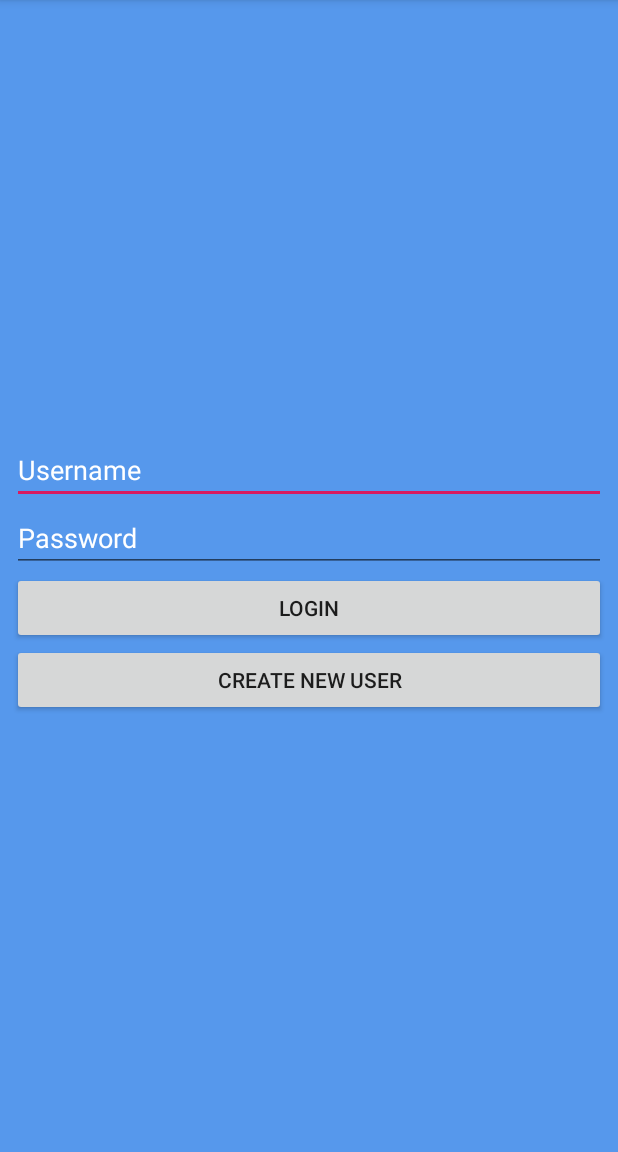
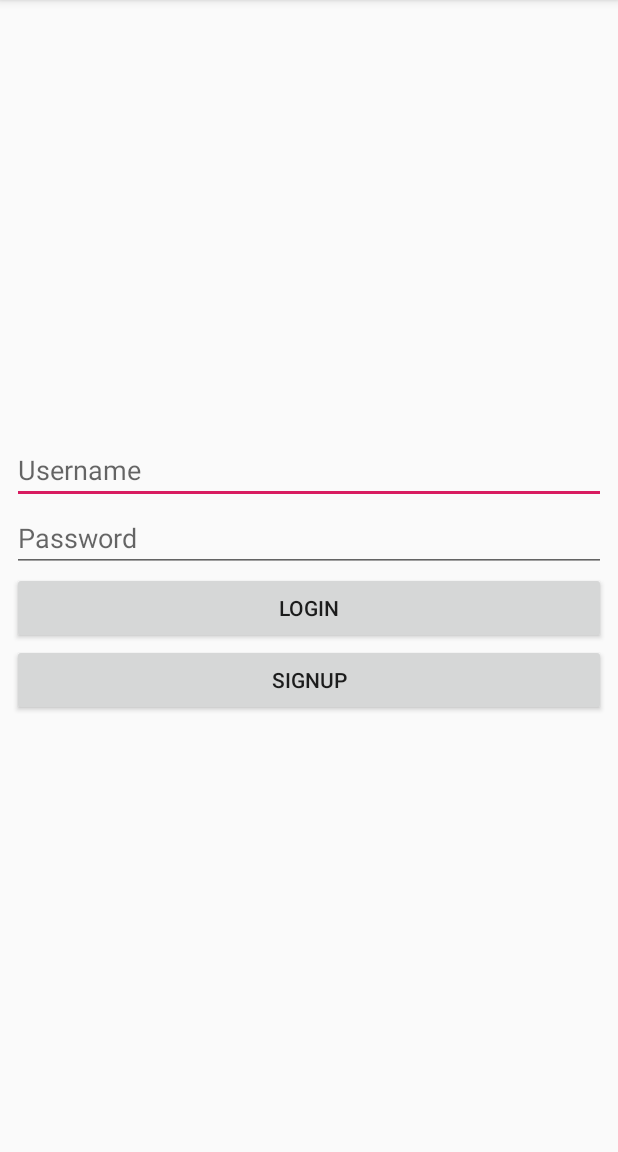
Before and after one commit to parashghale/HostelApp, an Android app: the screen it shows after launch (MainActivity), on a phone screen of 412 x 824 dp, the part 84-1236 px from its top. Run offline under Robolectric (Android 15) with nearby library versions, the phone set to English and light mode, and no system bars; our stand-ins replace Firebase (no records; nobody signed in at launch, a user with empty details on screens opened directly); 4 statements that could not run were skipped.

Commit message:
Login and signup completed

```diff
--- a/app/build.gradle
+++ b/app/build.gradle
@@ -1,4 +1,5 @@
 apply plugin: 'com.android.application'
+apply plugin: 'com.google.gms.google-services'
 
 android {
     compileSdkVersion 29
@@ -23,6 +24,9 @@ dependencies {
     implementation fileTree(dir: 'libs', include: ['*.jar'])
     implementation 'androidx.appcompat:appcompat:1.1.0'
     implementation 'androidx.constraintlayout:constraintlayout:1.1.3'
+    implementation 'com.google.firebase:firebase-auth:16.0.5'
+    implementation 'com.google.firebase:firebase-database:16.0.4'
+    implementation 'com.google.firebase:firebase-storage:16.0.4'
     testImplementation 'junit:junit:4.12'
     androidTestImplementation 'androidx.test.ext:junit:1.1.1'
     androidTestImplementation 'androidx.test.espresso:espresso-core:3.2.0'
--- a/app/src/main/AndroidManifest.xml
+++ b/app/src/main/AndroidManifest.xml
@@ -9,8 +9,6 @@
         android:roundIcon="@mipmap/ic_launcher_round"
         android:supportsRtl="true"
         android:theme="@style/AppTheme">
-        <activity android:name=".SplashScreenActivity"></activity>
-        <activity android:name=".SignupActivity" />
         <activity android:name=".MainActivity">
             <intent-filter>
                 <action android:name="android.intent.action.MAIN" />
--- a/app/src/main/java/com/parash/hostelapp/MainActivity.java
+++ b/app/src/main/java/com/parash/hostelapp/MainActivity.java
@@ -1,14 +1,54 @@
 package com.parash.hostelapp;
 
+import androidx.annotation.NonNull;
 import androidx.appcompat.app.AppCompatActivity;
 
+import android.content.Intent;
 import android.os.Bundle;
+import android.view.View;
+import android.widget.Button;
+import android.widget.EditText;
+
+import com.google.android.gms.tasks.OnCompleteListener;
+import com.google.android.gms.tasks.Task;
+import com.google.firebase.auth.AuthResult;
+import com.google.firebase.auth.FirebaseAuth;
 
 public class MainActivity extends AppCompatActivity {
-
+    FirebaseAuth firebaseAuth;
+    EditText etUsername,etpassword;
+    Button btnsignup,btnlogin;
     @Override
     protected void onCreate(Bundle savedInstanceState) {
         super.onCreate(savedInstanceState);
         setContentView(R.layout.activity_main);
+        firebaseAuth = firebaseAuth.getInstance();
+        etUsername=findViewById(R.id.etusename);
+        etpassword=findViewById(R.id.etpassword);
+        btnsignup=findViewById(R.id.btnSignup);
+        btnsignup.setOnClickListener(new View.OnClickListener() {
+            @Override
+            public void onClick(View v) {
+                Intent intent = new Intent(getApplicationContext(),SignupActivity.class);
+                startActivity(intent);
+            }
+        });
+        btnlogin=findViewById(R.id.login);
+        btnlogin.setOnClickListener(new View.OnClickListener() {
+            @Override
+            public void onClick(View v) {
+                firebaseAuth.signInWithEmailAndPassword(etUsername.getText().toString(),etpassword.getText().toString())
+                        .addOnCompleteListener(new OnCompleteListener<AuthResult>() {
+                            @Override
+                            public void onComplete(@NonNull Task<AuthResult> task) {
+                                if(task.isSuccessful())
+                                {
+                                    Intent intent = new Intent(getApplicationContext(),DashboardActivity.class);
+                                    startActivity(intent);
+                                }
+                            }
+                        });
+            }
+        });
     }
 }
--- a/app/src/main/res/layout/activity_main.xml
+++ b/app/src/main/res/layout/activity_main.xml
@@ -6,32 +6,27 @@
     android:orientation="vertical"
     android:gravity="center"
     android:padding="8dp"
-    android:background="#5698EC"
     android:layout_height="match_parent"
     tools:context=".MainActivity">
 
     <EditText
         android:id="@+id/username"
         android:hint="Username"
-        android:textColor="#ffffff"
-        android:textColorHint="#ffffff"
         android:layout_width="match_parent"
         android:layout_height="wrap_content"/>
     <EditText
         android:id="@+id/password"
         android:hint="Password"
-        android:textColor="#ffffff"
-        android:textColorHint="#ffffff"
         android:layout_width="match_parent"
         android:layout_height="wrap_content"/>
     <Button
-        android:id="@+id/login"
+        android:id="@+id/btnLogin"
         android:text="Login"
         android:layout_width="match_parent"
         android:layout_height="wrap_content"/>
     <Button
         android:id="@+id/btnSignup"
-        android:text="create new user"
+        android:text="Signup"
         android:layout_width="match_parent"
         android:layout_height="wrap_content"/>
 
--- a/build.gradle
+++ b/build.gradle
@@ -8,6 +8,7 @@ buildscript {
     }
     dependencies {
         classpath 'com.android.tools.build:gradle:3.5.3'
+        classpath 'com.google.gms:google-services:4.2.0'
 
         // NOTE: Do not place your application dependencies here; they belong
         // in the individual module build.gradle files
```
